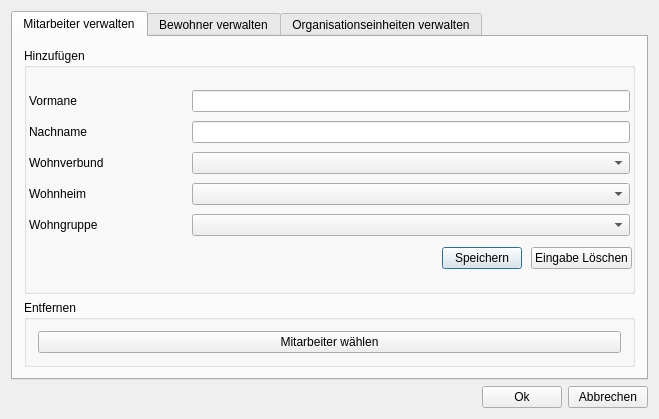
Qt form AdminDialog/admindialog.ui (Robotregent/EBP) before a commit.
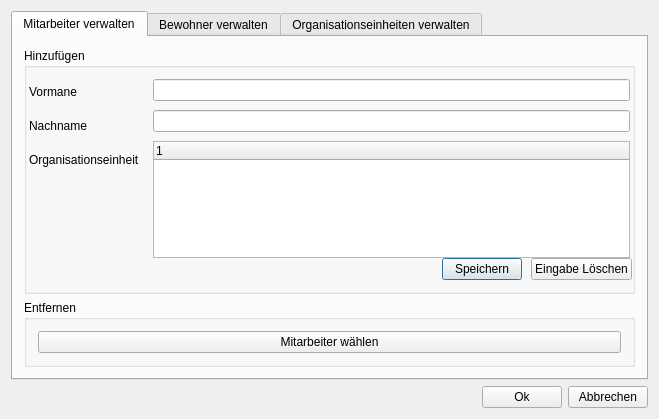
The same form after that commit. The open tabs and pages were chosen to show the change.

Commit message: init function

```diff
--- a/AdminDialog/admindialog.ui
+++ b/AdminDialog/admindialog.ui
@@ -65,6 +65,12 @@
                 </property>
                 <item>
                  <widget class="QLabel" name="label_vorname">
+                  <property name="minimumSize">
+                   <size>
+                    <width>0</width>
+                    <height>25</height>
+                   </size>
+                  </property>
                   <property name="text">
                    <string>Vormane</string>
                   </property>
@@ -72,6 +78,12 @@
                 </item>
                 <item>
                  <widget class="QLabel" name="label_nachname">
+                  <property name="minimumSize">
+                   <size>
+                    <width>0</width>
+                    <height>25</height>
+                   </size>
+                  </property>
                   <property name="text">
                    <string>Nachname</string>
                   </property>
@@ -81,28 +93,27 @@
                  <widget class="QLabel" name="label_wohnverbund">
                   <property name="minimumSize">
                    <size>
-                    <width>150</width>
-                    <height>0</height>
+                    <width>0</width>
+                    <height>25</height>
                    </size>
                   </property>
                   <property name="text">
-                   <string>Wohnverbund</string>
+                   <string>Organisationseinheit</string>
                   </property>
                  </widget>
                 </item>
                 <item>
-                 <widget class="QLabel" name="label_wohnheim">
-                  <property name="text">
-                   <string>Wohnheim</string>
+                 <spacer name="verticalSpacer">
+                  <property name="orientation">
+                   <enum>Qt::Vertical</enum>
                   </property>
-                 </widget>
-                </item>
-                <item>
-                 <widget class="QLabel" name="label_wohngruppe">
-                  <property name="text">
-                   <string>Wohngruppe</string>
+                  <property name="sizeHint" stdset="0">
+                   <size>
+                    <width>20</width>
+                    <height>40</height>
+                   </size>
                   </property>
-                 </widget>
+                 </spacer>
                 </item>
                </layout>
               </item>
@@ -124,13 +135,13 @@
                  <widget class="QLineEdit" name="lineEdit_MA_nachname"/>
                 </item>
                 <item>
-                 <widget class="QComboBox" name="combo_MA_wohnverbund"/>
-                </item>
-                <item>
-                 <widget class="QComboBox" name="combo_MA_wohnheim"/>
-                </item>
-                <item>
-                 <widget class="QComboBox" name="combo_MA_wohngruppe"/>
+                 <widget class="QTreeWidget" name="treeWidget">
+                  <column>
+                   <property name="text">
+                    <string notr="true">1</string>
+                   </property>
+                  </column>
+                 </widget>
                 </item>
                </layout>
               </item>
```
Left out of the diff: 4 changed lines with no effect on the pictures. The commit also changes 1 other file.
